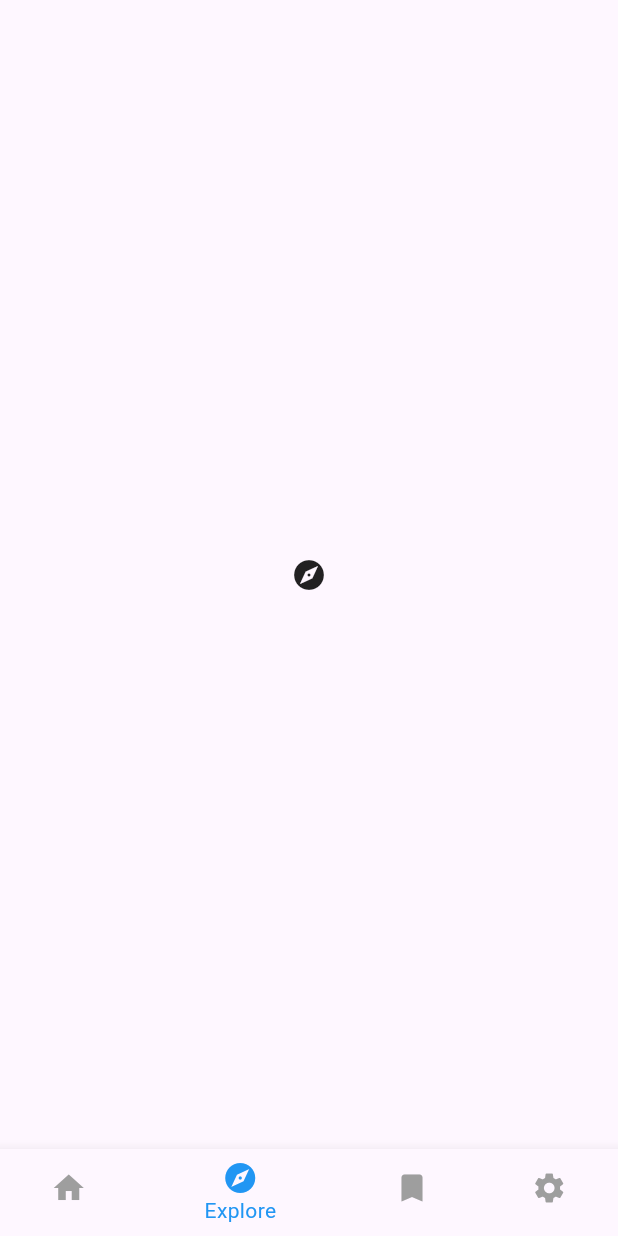
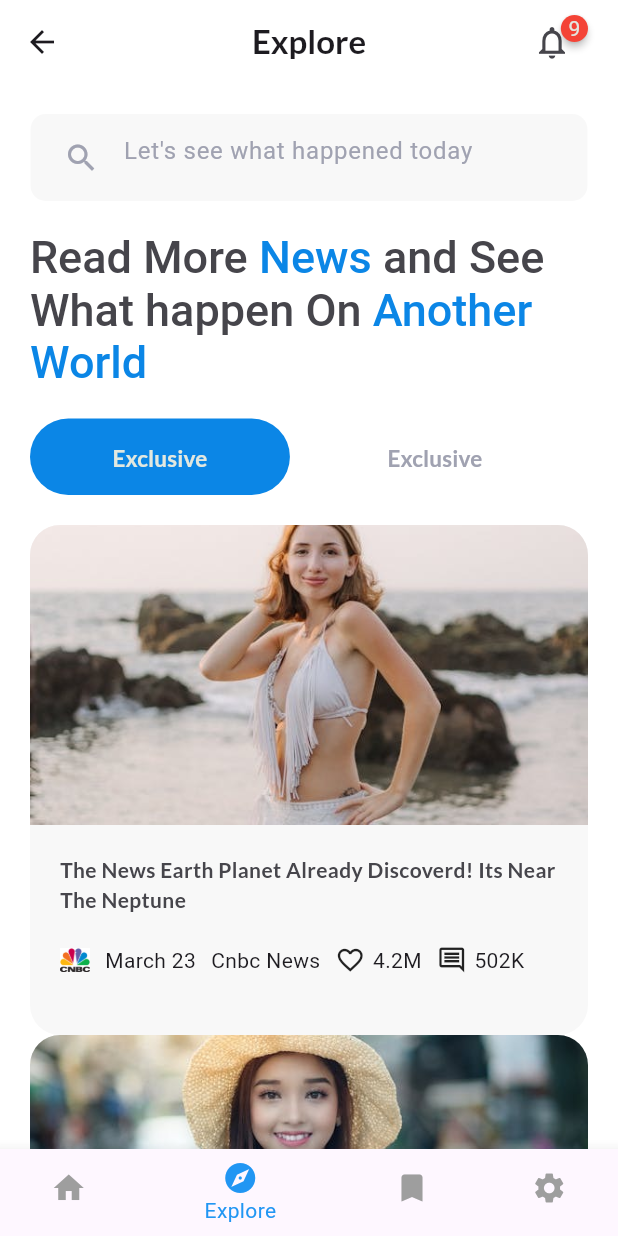
Before and after one commit to sopheap-it/todo_app_team, a Flutter app: the BottomNavigationBarWidget screen opened directly, item 2 of the bottom bar chosen, on a phone screen of 412 x 824 dp. Run offline on Flutter 3.47's test engine with Material 3 defaults, Android fonts, the phone set to English and light mode, and no system bars; drawn by our look-alikes of badges; our stand-ins replace google_fonts.

Commit message:
update explore screen

```diff
--- /dev/null
+++ b/lib/kheavsokhan/ui_news_app/data/explore_data.dart
@@ -0,0 +1,40 @@
+import 'package:flutter/material.dart';
+
+List<Map<String, dynamic>> textExplore = [
+  {
+    'image' : 'lib/kheavsokhan/ui_news_app/images/girl.jpg',
+    'description' : 'The News Earth Planet Already Discoverd! Its Near The Neptune',
+    'profile' : 'lib/kheavsokhan/ui_news_app/images/cnbc.png',
+    'date' : 'March 23',
+    'name' : 'Cnbc News',
+    'like' : '4.2M',
+    'comment' : '502K'
+  },
+  {
+    'image' : 'lib/kheavsokhan/ui_news_app/images/girl_1.jpg',
+    'description' : 'The News Earth Planet Already Discoverd! Its Near The Neptune',
+    'profile' : 'lib/kheavsokhan/ui_news_app/images/cnbc.png',
+    'date' : 'March 23',
+    'name' : 'Cnbc News',
+    'like' : '4.2M',
+    'comment' : '502K'
+  },
+  {
+    'image' : 'lib/kheavsokhan/ui_news_app/images/girl_profile.jpg',
+    'description' : 'The News Earth Planet Already Discoverd! Its Near The Neptune',
+    'profile' : 'lib/kheavsokhan/ui_news_app/images/cnbc.png',
+    'date' : 'March 23',
+    'name' : 'Cnbc News',
+    'like' : '4.2M',
+    'comment' : '502K'
+  },
+  {
+    'image' : 'lib/kheavsokhan/ui_news_app/images/girl_profile_1.jpeg',
+    'description' : 'The News Earth Planet Already Discoverd! Its Near The Neptune',
+    'profile' : 'lib/kheavsokhan/ui_news_app/images/cnbc.png',
+    'date' : 'March 23',
+    'name' : 'Cnbc News',
+    'like' : '4.2M',
+    'comment' : '502K'
+  },
+];
--- a/lib/kheavsokhan/ui_news_app/data/news_scroll_data.dart
+++ b/lib/kheavsokhan/ui_news_app/data/news_scroll_data.dart
@@ -2,13 +2,46 @@ import 'package:flutter/material.dart';
 
 List<Map<String, dynamic>> textNewsScroll = [
   {
-    'image' : 'lib/kheavsokhan/ui_news_app/images/cnbc.png',
+    'image' : 'lib/kheavsokhan/ui_news_app/images/car.jpg',
     'title' : 'Technology \\\\ Automotive',
     'description' : 'Get Ready, Flying Car Already Tested on a Master Scale',
-    'profile' : 'lib/kheavsokhan/ui_news_app/images/cnbc.png',
+    'profile' : 'lib/kheavsokhan/ui_news_app/images/girl_profile.jpg',
     'name' : 'Natalie',
     'time' : '6h',
     'like' : '4k',
     'comment' : '3.5k'
+  },
+  {
+    'image': 'lib/kheavsokhan/ui_news_app/images/robot.jpg',
+    'title': 'Innovation \\\\ Robotics',
+    'description': 'AI-Powered Robots Now Assisting in Daily Life',
+    'profile': 'lib/kheavsokhan/ui_news_app/images/girl_profile_1.jpeg',
+    'name': 'John',
+    'time': '2h',
+    'like': '10k',
+    'comment': '8.2k'
+  },
+  {
+    'image': 'lib/kheavsokhan/ui_news_app/images/girl.jpg',
+    'title': 'Lifestyle \\\\ Fashion',
+    'description': 'Top 10 Cutest Fashion Trends for 2024',
+    'profile': 'lib/kheavsokhan/ui_news_app/images/girl.jpg',
+    'name': 'Emily',
+    'time': '1h',
+    'like': '15k',
+    'comment': '12k'
+  },
+  {
+    'image': 'lib/kheavsokhan/ui_news_app/images/girl_1.jpg',
+    'title': 'Travel \\\\ Adventure',
+    'description': 'Breathtaking Destinations to Visit for a Peaceful Getaway',
+    'profile': 'lib/kheavsokhan/ui_news_app/images/girl_1.jpg',
+    'name': 'Sophia',
+    'time': '3h',
+    'like': '8k',
+    'comment': '6.4k'
   }
+
+
+
 ];
--- /dev/null
+++ b/lib/kheavsokhan/ui_news_app/screen/explore_screen.dart
@@ -0,0 +1,144 @@
+import 'package:flutter/material.dart';
+import 'package:badges/badges.dart' as badges;
+import 'package:todo_app_team/kheavsokhan/ui_news_app/data/explore_data.dart';
+import 'package:todo_app_team/kheavsokhan/ui_news_app/style/colors.dart';
+import 'package:todo_app_team/kheavsokhan/ui_news_app/style/fonts.dart';
+import 'package:todo_app_team/kheavsokhan/ui_news_app/widget/explore_widget/explore_card_widget.dart';
+import 'package:todo_app_team/kheavsokhan/ui_news_app/widget/explore_widget/tween_button_widget.dart';
+import 'package:todo_app_team/kheavsokhan/ui_news_app/widget/search_widget.dart';
+
+class ExploreScreen extends StatelessWidget {
+  const ExploreScreen({super.key});
+
+  @override
+  Widget build(BuildContext context) {
+    return Scaffold(
+      backgroundColor: AppColor.bg_1,
+      appBar: AppBar(
+        backgroundColor: AppColor.bg_1,
+        centerTitle: true,
+        title: Text(
+          "Explore",
+          style: AppFont.textStyleOne(
+            fontWeight: FontWeight.bold,
+          ),
+        ),
+        actions: [
+          Padding(
+            padding: const EdgeInsets.only(right: 20),
+            child: Stack(
+              alignment: Alignment.topRight,
+              children: [
+                IconButton(
+                  onPressed: () {},
+                  icon: Icon(
+                    Icons.notifications_outlined,
+                    color: AppColor.text_3,
+                    size: 26,
+                  ),
+                ),
+                badges.Badge(
+                  badgeContent: Text(
+                    "9",
+                    style: TextStyle(color: AppColor.text_1),
+                  ),
+                ),
+              ],
+            ),
+          ),
+        ],
+      ),
+      body: SafeArea(
+        child: SingleChildScrollView(
+          child: Padding(
+              padding: const EdgeInsets.symmetric(horizontal: 20),
+            child: Column(
+              children: [
+                const SizedBox(height: 20,),
+                const SearchWidget(text: "Let's see what happened today",),
+                const SizedBox(
+                  height: 20,
+                ),
+                Row(
+                  children: [
+                    Flexible(
+                      child: RichText(
+                        text: TextSpan(
+                          children: [
+                            TextSpan(
+                              text: "Read More ",
+                              style: TextStyle(
+                                fontSize: 30,
+                                  fontWeight: FontWeight.w500,
+                                  color: AppColor.text_3
+                              ),
+                            ),
+                            TextSpan(
+                              text: "News",
+                              style: TextStyle(
+                                  fontSize: 30,
+                                  fontWeight: FontWeight.w500,
+                                  color: AppColor.text_4
+                              ),
+                            ),
+                            TextSpan(
+                              text: " and See What happen On ",
+                              style: TextStyle(
+                                  fontSize: 30,
+                                  fontWeight: FontWeight.w500,
+                                  color: AppColor.text_3
+                              ),
+                            ),
+                            TextSpan(
+                              text: "Another World",
+                              style: TextStyle(
+                                  fontSize: 30,
+                                  fontWeight: FontWeight.w500,
+                                  color: AppColor.text_4
+                              ),
+                            ),
+                          ],
+                        ),
+                        maxLines: 3,
+                        overflow: TextOverflow.ellipsis,
+                      ),
+                    ),
+                  ],
+                ),
+                const SizedBox(
+                  height: 20,
+                ),
+                Row(
+                  children: [
+                    TweenButton(
+                        isText: true,
+                        isButton: true,
+                        onTap: () {},
+                        text: "Exclusive"
+                    ),
+                    const SizedBox(width: 10,),
+                    TweenButton(
+                        isText: false,
+                        isButton: false,
+                        onTap: () {},
+                        text: "Exclusive"
+                    ),
+                  ],
+                ),
+                const SizedBox(height: 20,),
+                ListView.builder(
+                  shrinkWrap: true,
+                  physics: const ClampingScrollPhysics(),
+                  itemCount: textExplore.length,
+                  itemBuilder: (context, index) {
+                    return ExploreCardWidget(exploreData: textExplore[index]);
+                  },
+                ),
+              ],
+            ),
+          ),
+        ),
+      ),
+    );
+  }
+}
--- a/lib/kheavsokhan/ui_news_app/screen/home_screen.dart
+++ b/lib/kheavsokhan/ui_news_app/screen/home_screen.dart
@@ -4,7 +4,7 @@ import 'package:todo_app_team/kheavsokhan/ui_news_app/style/fonts.dart';
 import 'package:todo_app_team/kheavsokhan/ui_news_app/widget/home_widget/breaking_new_card_widget.dart';
 import 'package:todo_app_team/kheavsokhan/ui_news_app/widget/home_widget/button_trending_widget.dart';
 import 'package:todo_app_team/kheavsokhan/ui_news_app/widget/home_widget/news_scroll_widget.dart';
-import 'package:todo_app_team/kheavsokhan/ui_news_app/widget/home_widget/search_widget.dart';
+import 'package:todo_app_team/kheavsokhan/ui_news_app/widget/search_widget.dart';
 import 'package:todo_app_team/kheavsokhan/ui_news_app/widget/home_widget/two_text_widget.dart';
 import '../data/data_breaking_new.dart';
 import '../data/news_scroll_data.dart';
@@ -99,7 +99,7 @@ class HomeScreen extends StatelessWidget {
               // search box
               const Row(
                 children: [
-                  const SearchWidget(),
+                  const SearchWidget(text: "Let's see what happened today",),
                 ],
               ),
               const SizedBox(height: 20,),
@@ -130,15 +130,17 @@ class HomeScreen extends StatelessWidget {
               ),
               const SizedBox(height:
               40,),
-              // Container(
-              //   padding: const EdgeInsets.all(8.0),
-              //   child: ListView.builder(
-              //     itemCount: textNewsScroll.length,
-              //     itemBuilder: (context, index) {
-              //       return NewsScrollWidget(newsDataList: textNewsScroll[index]);
-              //     },
-              //   ),
-              // ),
+              Container(
+                padding: const EdgeInsets.all(8.0),
+                child: ListView.builder(
+                  shrinkWrap: true,
+                  physics: const ClampingScrollPhysics(),
+                  itemCount: textNewsScroll.length,
+                  itemBuilder: (context, index) {
+                    return NewsScrollWidget(newsDataList: textNewsScroll[index]);
+                  },
+                ),
+              ),
             ],
           ),
         ),
--- a/lib/kheavsokhan/ui_news_app/screen/welcome_screen.dart
+++ b/lib/kheavsokhan/ui_news_app/screen/welcome_screen.dart
@@ -57,7 +57,7 @@ class WelcomeScreen extends StatelessWidget {
                     onTap: () {
                       Navigator.push(
                         context,
-                        MaterialPageRoute(builder: (context) => BottomNavigationBarWidget()),
+                        MaterialPageRoute(builder: (context) => const BottomNavigationBarWidget()),
                       );
                     }
                 ),
--- a/lib/kheavsokhan/ui_news_app/style/colors.dart
+++ b/lib/kheavsokhan/ui_news_app/style/colors.dart
@@ -11,4 +11,5 @@ class AppColor{
   static Color bg_3 = const Color(0xFF93CFE0);
 
   static Color button_1 = const Color(0xFF0B86E6);
+  static Color button_2 = const Color(0xFFFFFFFF);
 }
--- a/lib/kheavsokhan/ui_news_app/style/fonts.dart
+++ b/lib/kheavsokhan/ui_news_app/style/fonts.dart
@@ -1,8 +1,9 @@
 import 'package:flutter/material.dart';
+import 'package:google_fonts/google_fonts.dart';
 
 class AppFont {
   static TextStyle textStyleOne({double? fontSize, Color? color, FontWeight? fontWeight, double? height}) {
-    return TextStyle(
+    return GoogleFonts.lato(
       fontSize: fontSize,
       color: color,
       fontWeight: fontWeight,
--- a/lib/kheavsokhan/ui_news_app/widget/BottomNavigationBar_widget.dart
+++ b/lib/kheavsokhan/ui_news_app/widget/BottomNavigationBar_widget.dart
@@ -1,4 +1,5 @@
 import 'package:flutter/material.dart';
+import 'package:todo_app_team/kheavsokhan/ui_news_app/screen/explore_screen.dart';
 import 'package:todo_app_team/kheavsokhan/ui_news_app/screen/home_screen.dart';
 
 class BottomNavigationBarWidget extends StatefulWidget {
@@ -13,7 +14,7 @@ class _BottomNavigationBarWidgetState extends State<BottomNavigationBarWidget> {
 
   final List<Widget> body = const [
     HomeScreen(),
-    Icon(Icons.explore),
+    ExploreScreen(),
     Icon(Icons.bookmark),
     Icon(Icons.settings),
   ];
@@ -44,7 +45,7 @@ class _BottomNavigationBarWidgetState extends State<BottomNavigationBarWidget> {
           ),
           BottomNavigationBarItem(
             icon: Icon(Icons.bookmark),
-            label: 'Bookmark',
+            label: 'Save',
           ),
           BottomNavigationBarItem(
             icon: Icon(Icons.settings),
--- /dev/null
+++ b/lib/kheavsokhan/ui_news_app/widget/explore_widget/explore_card_widget.dart
@@ -0,0 +1,87 @@
+import 'package:flutter/material.dart';
+import 'package:todo_app_team/kheavsokhan/ui_news_app/style/colors.dart';
+import 'package:todo_app_team/kheavsokhan/ui_news_app/style/fonts.dart';
+
+class ExploreCardWidget extends StatelessWidget {
+
+  final Map<String, dynamic> exploreData;
+
+  const ExploreCardWidget({super.key, required this.exploreData});
+
+  @override
+  Widget build(BuildContext context) {
+    return Stack(
+      children: [
+        Container(
+          width: MediaQuery.of(context).size.width / 1.1,
+          height: 340,
+          decoration: BoxDecoration(
+            color: AppColor.bg_2,
+            borderRadius: BorderRadius.circular(20)
+          ),
+        ),
+        Column(
+          children: [
+            Container(
+              width: MediaQuery.of(context).size.width / 1.1,
+              height: 200,
+              decoration: const BoxDecoration(
+                borderRadius: BorderRadius.only(
+                  topLeft: Radius.circular(20),
+                  topRight: Radius.circular(20),
+                ),
+              ),
+              child: ClipRRect(
+                borderRadius: const BorderRadius.only(
+                  topLeft: Radius.circular(20),
+                  topRight: Radius.circular(20),
+                ),
+                child: Image.asset(
+                  exploreData['image'],
+                  fit: BoxFit.cover,
+                ),
+              ),
+            ),
+            const SizedBox(height: 20,),
+            Padding(
+              padding: const EdgeInsets.symmetric(horizontal: 20),
+              child: Column(
+                children: [
+                  Text(
+                    exploreData['description'],
+                    style: AppFont.textStyleOne(
+                      fontWeight: FontWeight.bold,
+                      color: AppColor.text_3
+                    ),
+                  ),
+                  const SizedBox(height: 20,),
+                  Row(
+                    children: [
+                      Image.asset(
+                          exploreData['profile'],
+                        width: 20,
+                      ),
+                      const SizedBox(width: 10,),
+                      Text(
+                        exploreData['date']
+                      ),
+                      const SizedBox(width: 10,),
+                      Text(exploreData['name']),
+                      const SizedBox(width: 10,),
+                      Icon(Icons.favorite_outline, size: 20,),
+                      const SizedBox(width: 5,),
+                      Text(exploreData['like']),const SizedBox(width: 10,),
+                      Icon(Icons.comment_outlined, size: 20,),
+                      const SizedBox(width: 5,),
+                      Text(exploreData['comment']),
+                    ],
+                  ),
+                ],
+              ),
+            ),
+          ],
+        ),
+      ],
+    );
+  }
+}
--- /dev/null
+++ b/lib/kheavsokhan/ui_news_app/widget/explore_widget/tween_button_widget.dart
@@ -0,0 +1,36 @@
+import 'package:flutter/material.dart';
+import 'package:todo_app_team/kheavsokhan/ui_news_app/style/colors.dart';
+import 'package:todo_app_team/kheavsokhan/ui_news_app/style/fonts.dart';
+
+class TweenButton extends StatelessWidget {
+
+  final String text ;
+  final void Function()? onTap;
+  final bool isButton;
+  final bool isText;
+
+  const TweenButton({super.key, required this.onTap, required this.text, required this.isButton, required this.isText});
+
+  @override
+  Widget build(BuildContext context) {
+    return Row(
+      children: [
+        TextButton(
+            onPressed: onTap,
+          style: TextButton.styleFrom(
+            padding: const EdgeInsets.symmetric(horizontal: 55, vertical: 15),
+            backgroundColor: isButton ? AppColor.button_1 : AppColor.button_2,
+          ),
+            child: Text(
+                text,
+              style: AppFont.textStyleOne(
+                fontSize: 15,
+                fontWeight: FontWeight.bold,
+                color: isText ? AppColor.text_1 : AppColor.text_2,
+              ),
+            )
+        ),
+      ],
+    );
+  }
+}
--- a/lib/kheavsokhan/ui_news_app/widget/home_widget/news_scroll_widget.dart
+++ b/lib/kheavsokhan/ui_news_app/widget/home_widget/news_scroll_widget.dart
@@ -11,10 +11,10 @@ class NewsScrollWidget extends StatelessWidget {
   @override
   Widget build(BuildContext context) {
     return Container(
+      margin: const EdgeInsets.only(bottom: 20),
       padding: const EdgeInsets.only(left: 10, right: 20),
       child: Row(
-        children: [
-          Column(
+        crossAxisAlignment: CrossAxisAlignment.start,
         children: [
           ClipRRect(
             borderRadius: BorderRadius.circular(10),
@@ -24,8 +24,6 @@ class NewsScrollWidget extends StatelessWidget {
               height: 80,
               fit: BoxFit.cover,
             ),
-              ),
-            ],
           ),
           const SizedBox(width: 10),
           Expanded(
@@ -43,61 +41,52 @@ class NewsScrollWidget extends StatelessWidget {
                 Text(
                   newsDataList['description'],
                   style: AppFont.textStyleOne(
-                    fontSize: 15,
-                    fontWeight: FontWeight.bold
-                  ),
+                      fontSize: 14, fontWeight: FontWeight.bold),
                   maxLines: 2,
                   overflow: TextOverflow.ellipsis,
                 ),
-                Row(
-                  mainAxisAlignment: MainAxisAlignment.spaceBetween,
-                  children: [
+                const SizedBox(height: 5),
                 Row(
                   children: [
-                        Image.asset(newsDataList['profile'], width: 20,),
-                        SizedBox(width: 10,),
+                    ClipRRect(
+                      borderRadius: BorderRadius.circular(20),
+                      child: Image.asset(
+                        newsDataList['profile'],
+                        width: 30,
+                        height: 30,
+                        fit: BoxFit.cover,
+                      ),
+                    ),
+                    const SizedBox(width: 10),
                     Text(
                       newsDataList['name'],
-                          style: AppFont.textStyleOne(
-                              color: AppColor.text_2
+                      style: AppFont.textStyleOne(color: AppColor.text_2),
                     ),
-                        ),
-                        const SizedBox(width: 10,),
+                    const SizedBox(width: 10),
                     Text(
                       newsDataList['time'],
-                          style: AppFont.textStyleOne(
-                              color: AppColor.text_2
+                      style: AppFont.textStyleOne(color: AppColor.text_2),
                     ),
-                        ),
-                      ],
-                    ),
-                    Row(
-                      children: [
+                    const SizedBox(width: 20,),
                     Icon(
                       Icons.favorite_outline,
                       color: AppColor.text_2,
                     ),
-                        const SizedBox(width: 5,),
+                    const SizedBox(width: 5),
                     Text(
                       newsDataList['like'],
-                          style: AppFont.textStyleOne(
-                            color: AppColor.text_2
+                      style: AppFont.textStyleOne(color: AppColor.text_2),
                     ),
-                        ),
-                        const SizedBox(width: 10,),
+                    const SizedBox(width: 5),
                     Icon(
                       Icons.comment_outlined,
                       color: AppColor.text_2,
                     ),
-                        const SizedBox(width: 5,),
+                    const SizedBox(width: 5),
                     Text(
                       newsDataList['comment'],
-                          style: AppFont.textStyleOne(
-                              color: AppColor.text_2
+                      style: AppFont.textStyleOne(color: AppColor.text_2),
                     ),
-                        ),
-                      ],
-                    )
                   ],
                 ),
               ],
--- a/lib/kheavsokhan/ui_news_app/widget/home_widget/search_widget.dart
+++ b/lib/kheavsokhan/ui_news_app/widget/search_widget.dart
@@ -2,7 +2,10 @@ import 'package:flutter/material.dart';
 import 'package:todo_app_team/kheavsokhan/ui_news_app/style/colors.dart';
 
 class SearchWidget extends StatelessWidget {
-  const SearchWidget({super.key});
+
+  final String text;
+
+  const SearchWidget({super.key, required this.text});
 
   @override
   Widget build(BuildContext context) {
@@ -19,7 +22,7 @@ class SearchWidget extends StatelessWidget {
           child: Center(
             child: TextFormField(
               decoration: InputDecoration(
-                hintText: "Let's see what happened to day",
+                hintText: text,
                 hintStyle: TextStyle(
                   color: AppColor.text_2,
                 ),
--- a/pubspec.yaml
+++ b/pubspec.yaml
@@ -10,6 +10,7 @@ dependencies:
   flutter:
     sdk: flutter
   badges: ^3.1.2
+  google_fonts: ^6.2.1
 
 dev_dependencies:
   flutter_test:
```
Also changed, not shown: lib/kheavsokhan/ui_news_app/images/car.jpg (added), lib/kheavsokhan/ui_news_app/images/girl.jpg (added), lib/kheavsokhan/ui_news_app/images/girl_1.jpg (added), lib/kheavsokhan/ui_news_app/images/girl_profile.jpg (added), lib/kheavsokhan/ui_news_app/images/girl_profile_1.jpeg (added), lib/kheavsokhan/ui_news_app/images/robot.jpg (added), pubspec.lock, 1 other file. Lines whose indentation alone changed are shown as unchanged.
